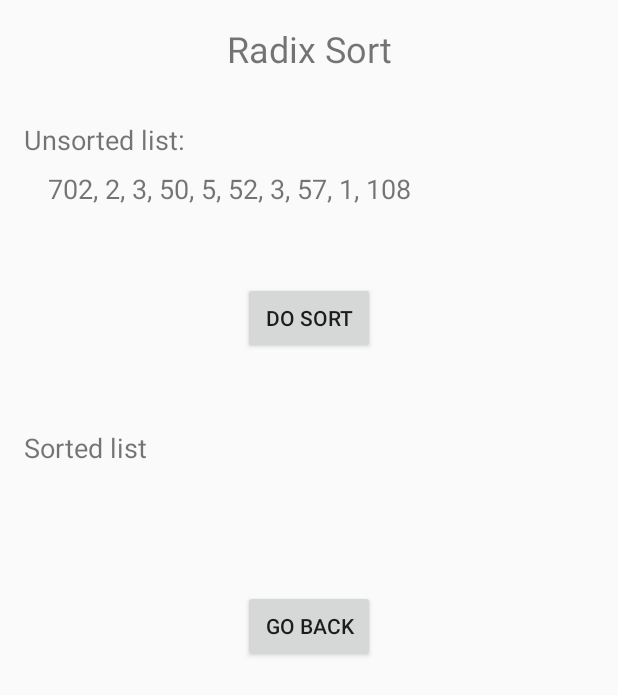
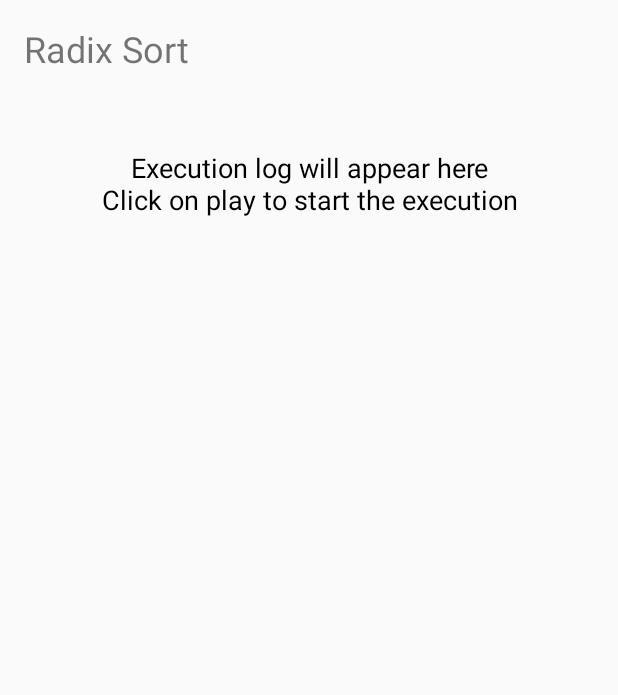
Before and after one commit to jooye0310/sorting.show, an Android app: the RadixSortController screen opened directly, with no data from a screen before it, on a phone screen of 412 x 824 dp. Shown: the top 695 px of the screen. Run offline under Robolectric (Android 15) with nearby library versions, the phone set to English and light mode, and no system bars; 1 statement that could not run was skipped.

Commit message:
radixSort and controller

```diff
--- a/app/src/main/java/com/example/yehoon/sorting_show/RadixSort.java
+++ b/app/src/main/java/com/example/yehoon/sorting_show/RadixSort.java
@@ -74,9 +74,8 @@ public class RadixSort extends VisualizerController{
     @Override
     public void onDataRecieved(Object data) {
         super.onDataRecieved(data);
-
-        this.a = (int[]) data;
-        this.n = (int) data; // Getting the right data structure from the data from
+        this.a = ((DataSet) data).arr;
+        this.n = ((DataSet) data).n;
     }
 
     @Override
--- a/app/src/main/java/com/example/yehoon/sorting_show/RadixSortController.java
+++ b/app/src/main/java/com/example/yehoon/sorting_show/RadixSortController.java
@@ -19,10 +19,11 @@ public class RadixSortController extends AppCompatActivity {
     protected void onCreate(Bundle savedInstanceState) {
         super.onCreate(savedInstanceState);
         setContentView(R.layout.activity_radixsortdemo);
-        final MainFragment algoFragment = MainFragment.newInstance(VisualizerController.RADIX_SORT, null);
+        final int[] intArray = {4,7,6,8,9,5,9,1,3,2};
+        DataSet ds = new DataSet(intArray, intArray.length);
+        final MainFragment algoFragment = MainFragment.newInstance(VisualizerController.RADIX_SORT, ds);
         getSupportFragmentManager().beginTransaction().replace(R.id.container, algoFragment).commit();
-
-        initTextViews();
+//        initTextViews();
 //        initButtons();
 
         // Initialize variables for RadixSort;
@@ -30,17 +31,17 @@ public class RadixSortController extends AppCompatActivity {
         final int[] array1 ={702,2,3,50,5,52,3,57,1,108};
 
         String unsorted = intArrayToString(array1);
-        unsorted_list.setText(unsorted);
+//        unsorted_list.setText(unsorted);
 
-        btn_timSort.setOnClickListener(new View.OnClickListener() {
-            @Override
-            public void onClick(View view) {
-                // do radix sort using int[] array
-                doRadixSort(array1);
-                String sorted = intArrayToString(array1);
-                sorted_list.setText(sorted);
-            }
-        });
+//        btn_timSort.setOnClickListener(new View.OnClickListener() {
+//            @Override
+//            public void onClick(View view) {
+//                // do radix sort using int[] array
+//                doRadixSort(array1);
+//                String sorted = intArrayToString(array1);
+//                sorted_list.setText(sorted);
+//            }
+//        });
     }
 
 
@@ -65,9 +66,9 @@ public class RadixSortController extends AppCompatActivity {
 
     private void initTextViews() {
         unsorted_list = (TextView) findViewById(R.id.unsorted_list);
-        sorted_list = (TextView) findViewById(R.id.sorted_list);
+//        sorted_list = (TextView) findViewById(R.id.sorted_list);
         unsorted_list.setText("");
-        sorted_list.setText("");
+//        sorted_list.setText("");
     }
 
     private void initButtons() {
--- a/app/src/main/res/layout/activity_radixsortdemo.xml
+++ b/app/src/main/res/layout/activity_radixsortdemo.xml
@@ -1,87 +1,47 @@
 <?xml version="1.0" encoding="utf-8"?>
-<android.support.constraint.ConstraintLayout xmlns:android="http://schemas.android.com/apk/res/android"
+<LinearLayout xmlns:android="http://schemas.android.com/apk/res/android"
     xmlns:app="http://schemas.android.com/apk/res-auto"
     xmlns:tools="http://schemas.android.com/tools"
     android:layout_width="match_parent"
     android:layout_height="match_parent"
-    tools:context=".MainActivity">
+    tools:context=".MainActivity"
+    android:orientation="vertical"
+    app:layout_behavior="@string/appbar_scrolling_view_behavior">
+
 
     <TextView
         android:id="@+id/tv_sortAlgo"
         android:layout_width="wrap_content"
         android:layout_height="wrap_content"
         android:layout_marginTop="16dp"
-        android:text="@string/act_radixSort"
+        android:text= "@string/act_radixSort"
+        android:layout_marginStart="16dp"
         android:textSize="24sp"
         app:layout_constraintEnd_toEndOf="parent"
         app:layout_constraintHorizontal_bias="0.5"
         app:layout_constraintStart_toStartOf="parent"
         app:layout_constraintTop_toTopOf="parent" />
 
-    <TextView
-        android:id="@+id/textView1"
-        android:layout_width="wrap_content"
-        android:layout_height="wrap_content"
-        android:layout_marginStart="16dp"
-        android:layout_marginTop="32dp"
-        android:text="Unsorted list:"
-        android:textSize="18sp"
+    <LinearLayout
+        android:layout_width="match_parent"
+        android:layout_height="match_parent"
+        tools:context=".MainActivity"
+        android:orientation="vertical"
         app:layout_constraintStart_toStartOf="parent"
-        app:layout_constraintTop_toBottomOf="@+id/tv_sortAlgo" />
+        app:layout_constraintTop_toBottomOf="@+id/unsorted_list">
 
-    <TextView
-        android:id="@+id/unsorted_list"
-        android:layout_width="wrap_content"
-        android:layout_height="wrap_content"
-        android:layout_marginStart="32dp"
-        android:layout_marginTop="8dp"
-        android:text="unsorted list data"
-        android:textSize="18sp"
-        app:layout_constraintStart_toStartOf="parent"
-        app:layout_constraintTop_toBottomOf="@+id/textView1" />
+        <FrameLayout
+            android:layout_width="match_parent"
+            android:layout_height="match_parent"
+            android:orientation="vertical"
+            android:theme="@style/NoActionBar">
 
-    <Button
-        android:id="@+id/btn_doSort"
-        android:layout_width="wrap_content"
-        android:layout_height="wrap_content"
-        android:layout_marginTop="50dp"
-        android:text="@string/btn_doSort"
-        app:layout_constraintEnd_toEndOf="parent"
-        app:layout_constraintHorizontal_bias="0.5"
-        app:layout_constraintStart_toStartOf="parent"
-        app:layout_constraintTop_toBottomOf="@+id/unsorted_list" />
+            <FrameLayout xmlns:android="http://schemas.android.com/apk/res/android"
+                android:id="@+id/container"
+                android:layout_width="match_parent"
+                android:layout_height="match_parent" />
+        </FrameLayout>
+    </LinearLayout>
 
-    <TextView
-        android:id="@+id/textView2"
-        android:layout_width="wrap_content"
-        android:layout_height="wrap_content"
-        android:layout_marginStart="16dp"
-        android:layout_marginTop="50dp"
-        android:text="Sorted list"
-        android:textSize="18sp"
-        app:layout_constraintStart_toStartOf="parent"
-        app:layout_constraintTop_toBottomOf="@+id/btn_doSort" />
 
-    <TextView
-        android:id="@+id/sorted_list"
-        android:layout_width="wrap_content"
-        android:layout_height="0dp"
-        android:layout_marginStart="32dp"
-        android:layout_marginTop="8dp"
-        android:text="unsorted list data"
-        android:textSize="18sp"
-        app:layout_constraintStart_toStartOf="parent"
-        app:layout_constraintTop_toBottomOf="@+id/textView2" />
-
-    <Button
-        android:id="@+id/btn_goBack"
-        android:layout_width="wrap_content"
-        android:layout_height="wrap_content"
-        android:layout_marginTop="50dp"
-        android:text="@string/btn_goBack"
-        app:layout_constraintEnd_toEndOf="parent"
-        app:layout_constraintHorizontal_bias="0.5"
-        app:layout_constraintStart_toStartOf="parent"
-        app:layout_constraintTop_toBottomOf="@+id/sorted_list" />
-
-</android.support.constraint.ConstraintLayout>
+</LinearLayout>
```
